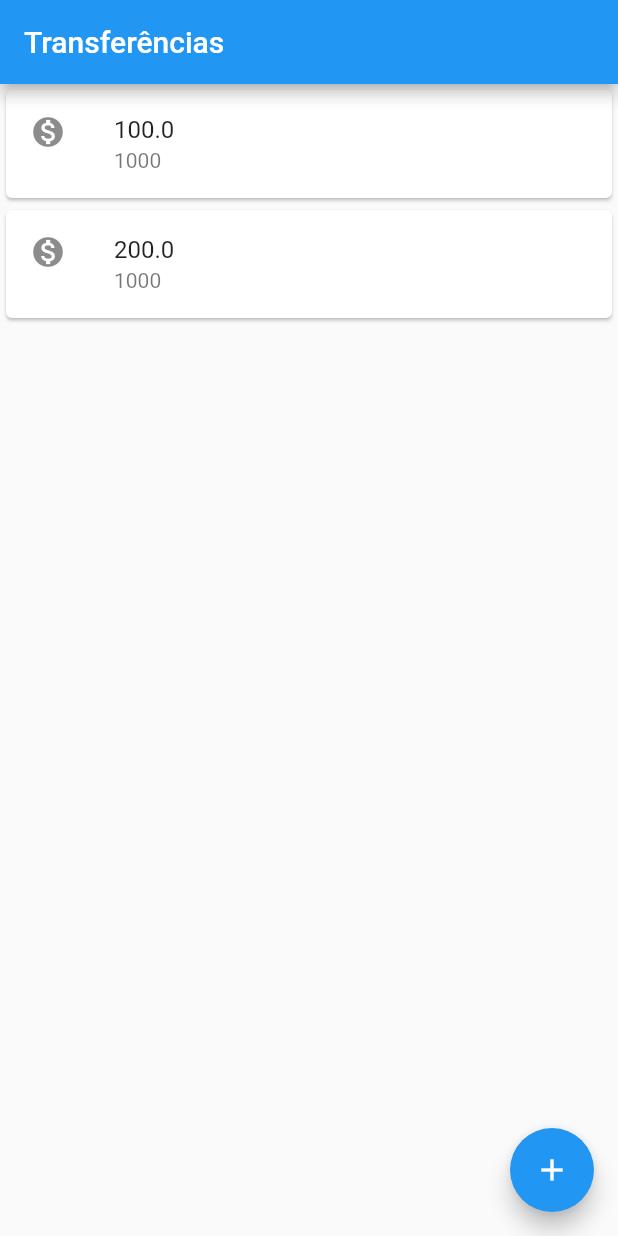
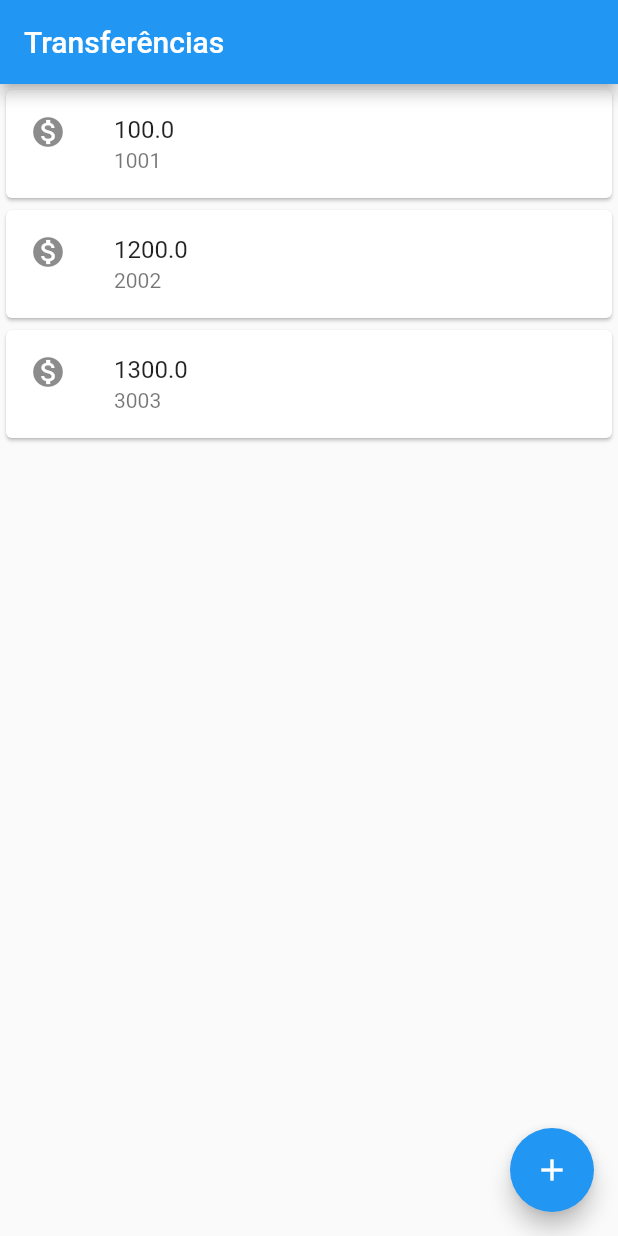
Before and after one commit to carolbonturi/byteBank, a Flutter app: the screen it shows after launch, on a phone screen of 412 x 824 dp. Run offline on Flutter 3.47's test engine with Material 2 defaults, Android fonts, the phone set to English and light mode, and no system bars.

Commit message:
Refactor code

```diff
--- a/lib/main.dart
+++ b/lib/main.dart
@@ -6,23 +6,42 @@ void main() => runApp(MaterialApp(
         floatingActionButton: FloatingActionButton(
           child: Icon(Icons.add),
         ),
-        body: Column(
-          children: <Widget>[
-            Card(
-              child: ListTile(
-                leading: Icon(Icons.monetization_on),
-                title: Text('100.0'),
-                subtitle: Text('1000'),
-              )
-            ),
-            Card(
-              child: ListTile(
-                leading: Icon(Icons.monetization_on),
-                title: Text('200.0'),
-                subtitle: Text('1000'),
-              )
-            ),
-          ],
-        ),
+        body: ListaTranferencias()
       ),
     ));
+
+class ListaTranferencias extends StatelessWidget {
+  @override
+  Widget build(BuildContext context) {
+    return Column(
+      children: <Widget>[
+        ItemTransferencia(Transferencia(100.0, 1001)),
+        ItemTransferencia(Transferencia(1200.0, 2002)),
+        ItemTransferencia(Transferencia(1300.0, 3003)),
+      ],
+    );
+  }
+}
+
+class ItemTransferencia extends StatelessWidget {
+  final Transferencia _transferencia;
+  ItemTransferencia(this._transferencia);
+
+  @override
+  Widget build(BuildContext context) {
+    return Card(
+        child: ListTile(
+          leading: Icon(Icons.monetization_on),
+          title: Text(_transferencia._valor.toString()),
+          subtitle: Text(_transferencia._numeroConta.toString()),
+        )
+    );
+  }
+}
+
+class Transferencia {
+  final double _valor;
+  final int _numeroConta;
+
+  Transferencia(this._valor, this._numeroConta);
+}
```
